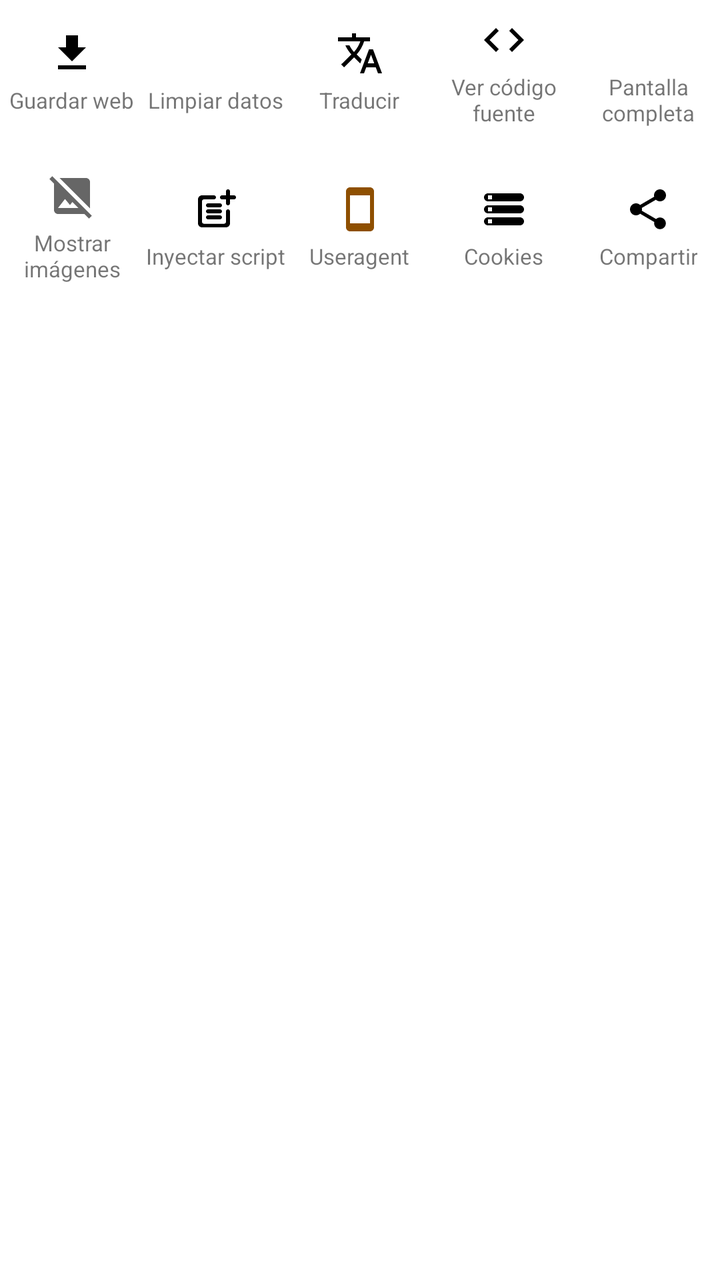
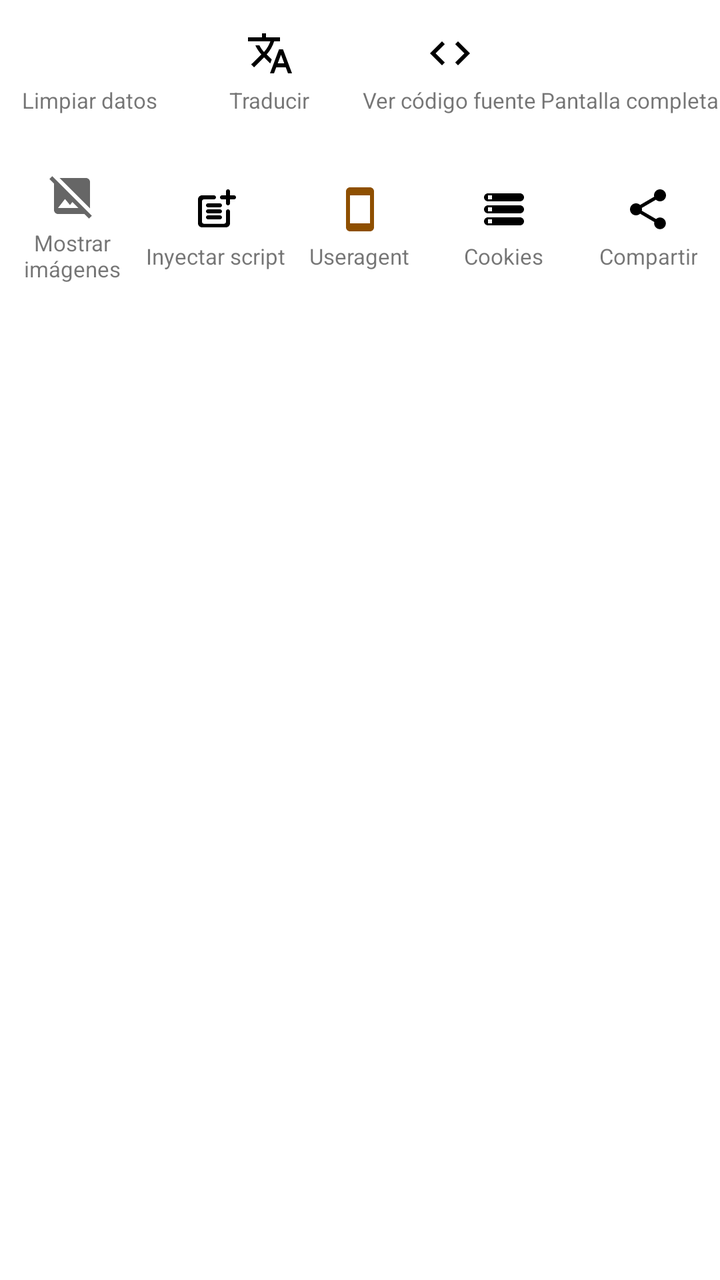

Screens rendered from an Android XML layout before and after an edit, with the pre-edit source and the edit as a unified diff.
<!-- AndroidManifest.xml: fallback theme Theme.MaterialComponents.DayNight.NoActionBar -->
<!-- res/layout/view_via_menu_page2.xml -->
<?xml version="1.0" encoding="utf-8"?>
<LinearLayout xmlns:android="http://schemas.android.com/apk/res/android"
    android:layout_width="match_parent"
    android:layout_height="match_parent"
    android:orientation="vertical">

    
    <LinearLayout
        android:layout_width="match_parent"
        android:layout_height="72dp"
        android:orientation="horizontal"
        android:baselineAligned="false"
        android:weightSum="5">
        <LinearLayout
            android:id="@+id/btn_via_save"
            android:layout_width="0dp"
            android:layout_height="match_parent"
            android:layout_weight="1"
            android:orientation="vertical"
            android:gravity="center"
            android:background="?attr/selectableItemBackgroundBorderless"
            android:clickable="true"
            android:focusable="true">
            <androidx.appcompat.widget.AppCompatImageView
                android:id="@+id/icon_via_save"
                android:layout_width="24dp"
                android:layout_height="24dp"
                android:src="@drawable/ic_file_download_black" />
            <TextView
                android:id="@+id/text_via_save"
                android:layout_width="wrap_content"
                android:layout_height="wrap_content"
                android:layout_marginTop="4dp"
                android:text="Guardar web"
                android:textSize="11sp"
                android:gravity="center"
                android:maxLines="2"
                android:ellipsize="end" />
        </LinearLayout>
        <LinearLayout
            android:id="@+id/btn_via_clear_data"
            android:layout_width="0dp"
            android:layout_height="match_parent"
            android:layout_weight="1"
            android:orientation="vertical"
            android:gravity="center"
            android:background="?attr/selectableItemBackgroundBorderless"
            android:clickable="true"
            android:focusable="true">
            <androidx.appcompat.widget.AppCompatImageView
                android:id="@+id/icon_via_clear_data"
                android:layout_width="24dp"
                android:layout_height="24dp"
                android:src="@drawable/ic_action_delete" />
            <TextView
                android:id="@+id/text_via_clear_data"
                android:layout_width="wrap_content"
                android:layout_height="wrap_content"
                android:layout_marginTop="4dp"
                android:text="Limpiar datos"
                android:textSize="11sp"
                android:gravity="center"
                android:maxLines="2"
                android:ellipsize="end" />
        </LinearLayout>
        <LinearLayout
            android:id="@+id/btn_via_translate"
            android:layout_width="0dp"
            android:layout_height="match_parent"
            android:layout_weight="1"
            android:orientation="vertical"
            android:gravity="center"
            android:background="?attr/selectableItemBackgroundBorderless"
            android:clickable="true"
            android:focusable="true">
            <androidx.appcompat.widget.AppCompatImageView
                android:id="@+id/icon_via_translate"
                android:layout_width="24dp"
                android:layout_height="24dp"
                android:src="@drawable/translate" />
            <TextView
                android:id="@+id/text_via_translate"
                android:layout_width="wrap_content"
                android:layout_height="wrap_content"
                android:layout_marginTop="4dp"
                android:text="Traducir"
                android:textSize="11sp"
                android:gravity="center"
                android:maxLines="2"
                android:ellipsize="end" />
        </LinearLayout>
        <LinearLayout
            android:id="@+id/btn_via_view_source"
            android:layout_width="0dp"
            android:layout_height="match_parent"
            android:layout_weight="1"
            android:orientation="vertical"
            android:gravity="center"
            android:background="?attr/selectableItemBackgroundBorderless"
            android:clickable="true"
            android:focusable="true">
            <androidx.appcompat.widget.AppCompatImageView
                android:id="@+id/icon_via_view_source"
                android:layout_width="24dp"
                android:layout_height="24dp"
                android:src="@drawable/ic_baseline_code" />
            <TextView
                android:id="@+id/text_via_view_source"
                android:layout_width="wrap_content"
                android:layout_height="wrap_content"
                android:layout_marginTop="4dp"
                android:text="Ver código fuente"
                android:textSize="11sp"
                android:gravity="center"
                android:maxLines="2"
                android:ellipsize="end" />
        </LinearLayout>
        <LinearLayout
            android:id="@+id/btn_via_fullscreen"
            android:layout_width="0dp"
            android:layout_height="match_parent"
            android:layout_weight="1"
            android:orientation="vertical"
            android:gravity="center"
            android:background="?attr/selectableItemBackgroundBorderless"
            android:clickable="true"
            android:focusable="true">
            <androidx.appcompat.widget.AppCompatImageView
                android:id="@+id/icon_via_fullscreen"
                android:layout_width="24dp"
                android:layout_height="24dp"
                android:src="@drawable/ic_via_fullscreen" />
            <TextView
                android:id="@+id/text_via_fullscreen"
                android:layout_width="wrap_content"
                android:layout_height="wrap_content"
                android:layout_marginTop="4dp"
                android:text="Pantalla completa"
                android:textSize="11sp"
                android:gravity="center"
                android:maxLines="2"
                android:ellipsize="end" />
        </LinearLayout>
    </LinearLayout>

    
    <LinearLayout
        android:layout_width="match_parent"
        android:layout_height="72dp"
        android:layout_marginTop="6dp"
        android:orientation="horizontal"
        android:baselineAligned="false"
        android:weightSum="5">
        <LinearLayout
            android:id="@+id/btn_via_images"
            android:layout_width="0dp"
            android:layout_height="match_parent"
            android:layout_weight="1"
            android:orientation="vertical"
            android:gravity="center"
            android:background="?attr/selectableItemBackgroundBorderless"
            android:clickable="true"
            android:focusable="true">
            <androidx.appcompat.widget.AppCompatImageView
                android:id="@+id/icon_via_images"
                android:layout_width="24dp"
                android:layout_height="24dp"
                android:src="@drawable/ic_action_block_images" />
            <TextView
                android:id="@+id/text_via_images"
                android:layout_width="wrap_content"
                android:layout_height="wrap_content"
                android:layout_marginTop="4dp"
                android:text="Mostrar imágenes"
                android:textSize="11sp"
                android:gravity="center"
                android:maxLines="2"
                android:ellipsize="end" />
        </LinearLayout>
        <LinearLayout
            android:id="@+id/btn_via_inspect"
            android:layout_width="0dp"
            android:layout_height="match_parent"
            android:layout_weight="1"
            android:orientation="vertical"
            android:gravity="center"
            android:background="?attr/selectableItemBackgroundBorderless"
            android:clickable="true"
            android:focusable="true">
            <androidx.appcompat.widget.AppCompatImageView
                android:id="@+id/icon_via_inspect"
                android:layout_width="24dp"
                android:layout_height="24dp"
                android:src="@drawable/ic_page_tools" />
            <TextView
                android:id="@+id/text_via_inspect"
                android:layout_width="wrap_content"
                android:layout_height="wrap_content"
                android:layout_marginTop="4dp"
                android:text="Inyectar script"
                android:textSize="11sp"
                android:gravity="center"
                android:maxLines="2"
                android:ellipsize="end" />
        </LinearLayout>
        <LinearLayout
            android:id="@+id/btn_via_user_agent"
            android:layout_width="0dp"
            android:layout_height="match_parent"
            android:layout_weight="1"
            android:orientation="vertical"
            android:gravity="center"
            android:background="?attr/selectableItemBackgroundBorderless"
            android:clickable="true"
            android:focusable="true">
            <androidx.appcompat.widget.AppCompatImageView
                android:id="@+id/icon_via_user_agent"
                android:layout_width="24dp"
                android:layout_height="24dp"
                android:src="@drawable/ic_round_smartphone" />
            <TextView
                android:id="@+id/text_via_user_agent"
                android:layout_width="wrap_content"
                android:layout_height="wrap_content"
                android:layout_marginTop="4dp"
                android:text="Useragent"
                android:textSize="11sp"
                android:gravity="center"
                android:maxLines="2"
                android:ellipsize="end" />
        </LinearLayout>
        <LinearLayout
            android:id="@+id/btn_via_cookies"
            android:layout_width="0dp"
            android:layout_height="match_parent"
            android:layout_weight="1"
            android:orientation="vertical"
            android:gravity="center"
            android:background="?attr/selectableItemBackgroundBorderless"
            android:clickable="true"
            android:focusable="true">
            <androidx.appcompat.widget.AppCompatImageView
                android:id="@+id/icon_via_cookies"
                android:layout_width="24dp"
                android:layout_height="24dp"
                android:src="@drawable/ic_round_storage" />
            <TextView
                android:id="@+id/text_via_cookies"
                android:layout_width="wrap_content"
                android:layout_height="wrap_content"
                android:layout_marginTop="4dp"
                android:text="Cookies"
                android:textSize="11sp"
                android:gravity="center"
                android:maxLines="2"
                android:ellipsize="end" />
        </LinearLayout>
        <LinearLayout
            android:id="@+id/btn_via_share"
            android:layout_width="0dp"
            android:layout_height="match_parent"
            android:layout_weight="1"
            android:orientation="vertical"
            android:gravity="center"
            android:background="?attr/selectableItemBackgroundBorderless"
            android:clickable="true"
            android:focusable="true">
            <androidx.appcompat.widget.AppCompatImageView
                android:id="@+id/icon_via_share"
                android:layout_width="24dp"
                android:layout_height="24dp"
                android:src="@drawable/ic_share_black" />
            <TextView
                android:id="@+id/text_via_share"
                android:layout_width="wrap_content"
                android:layout_height="wrap_content"
                android:layout_marginTop="4dp"
                android:text="Compartir"
                android:textSize="11sp"
                android:gravity="center"
                android:maxLines="2"
                android:ellipsize="end" />
        </LinearLayout>
    </LinearLayout>

</LinearLayout>
<!-- resources referenced by this layout -->
<resources>
  <!-- drawable ic_action_block_images (drawable) -->
  <vector xmlns:android="http://schemas.android.com/apk/res/android"
      android:width="24dp"
      android:height="24dp"
      android:viewportWidth="24"
      android:viewportHeight="24"
      android:tint="?attr/colorControlNormal">
    <path
        android:fillColor="@android:color/white"
        android:pathData="M21.9,21.9l-8.49,-8.49l0,0L3.59,3.59l0,0L2.1,2.1L0.69,3.51L3,5.83V19c0,1.1 0.9,2 2,2h13.17l2.31,2.31L21.9,21.9zM5,18l3.5,-4.5l2.5,3.01L12.17,15l3,3H5zM21,18.17L5.83,3H19c1.1,0 2,0.9 2,2V18.17z"/>
  </vector>
  <!-- drawable ic_action_delete (drawable) -->
  <vector xmlns:android="http://schemas.android.com/apk/res/android"
      android:width="24dp"
      android:height="24dp"
      android:tint="?attr/iconColor"
      android:viewportWidth="24"
      android:viewportHeight="24">
      
      <path
          android:strokeWidth="1.8"
          android:strokeColor="#FFFFFF"
          android:strokeLineCap="round"
          android:pathData="M6.5,6.5 L17.5,17.5 M6.5,17.5 L17.5,6.5" />
  </vector>
  <!-- drawable ic_baseline_code (drawable) -->
  <vector xmlns:android="http://schemas.android.com/apk/res/android"
      android:width="24dp"
      android:height="24dp"
      android:viewportWidth="24"
      android:viewportHeight="24"
      android:tint="?attr/iconColor">
    <path
        android:fillColor="@android:color/black"
        android:pathData="M9.4,16.6L4.8,12l4.6,-4.6L8,6l-6,6 6,6 1.4,-1.4zM14.6,16.6l4.6,-4.6 -4.6,-4.6L16,6l6,6 -6,6 -1.4,-1.4z"/>
  </vector>
  <!-- drawable ic_file_download_black (drawable) -->
  <vector xmlns:android="http://schemas.android.com/apk/res/android"
          android:width="24dp"
          android:height="24dp"
          android:viewportWidth="24.0"
          android:viewportHeight="24.0"
      android:tint="?attr/iconColorState">
      <path
          android:fillColor="#FF000000"
          android:pathData="M19,9h-4V3H9v6H5l7,7 7,-7zM5,18v2h14v-2H5z"/>
  </vector>
  <!-- drawable ic_round_smartphone (drawable-xxhdpi) -->
  <vector xmlns:android="http://schemas.android.com/apk/res/android"
      android:width="24dp"
      android:height="24dp"
      android:viewportWidth="24"
      android:viewportHeight="24">
    <path
        android:fillColor="#8E4F00"
        android:pathData="M17,1.01L7,1c-1.1,0 -2,0.9 -2,2v18c0,1.1 0.9,2 2,2h10c1.1,0 2,-0.9 2,-2V3c0,-1.1 -0.9,-1.99 -2,-1.99zM17,19H7V5h10v14z"/>
  </vector>
  <!-- drawable ic_round_storage (drawable) -->
  <vector xmlns:android="http://schemas.android.com/apk/res/android"
      android:width="24dp"
      android:height="24dp"
      android:viewportWidth="24"
      android:viewportHeight="24"
      android:tint="?attr/iconColor">
    <path
        android:fillColor="@android:color/black"
        android:pathData="M4,20h16c1.1,0 2,-0.9 2,-2s-0.9,-2 -2,-2L4,16c-1.1,0 -2,0.9 -2,2s0.9,2 2,2zM4,17h2v2L4,19v-2zM2,6c0,1.1 0.9,2 2,2h16c1.1,0 2,-0.9 2,-2s-0.9,-2 -2,-2L4,4c-1.1,0 -2,0.9 -2,2zM6,7L4,7L4,5h2v2zM4,14h16c1.1,0 2,-0.9 2,-2s-0.9,-2 -2,-2L4,10c-1.1,0 -2,0.9 -2,2s0.9,2 2,2zM4,11h2v2L4,13v-2z"/>
  </vector>
  <!-- drawable ic_via_fullscreen (drawable) -->
  <?xml version="1.0" encoding="utf-8"?>
  <vector xmlns:android="http://schemas.android.com/apk/res/android"
      android:width="24dp"
      android:height="24dp"
      android:viewportWidth="24"
      android:viewportHeight="24">
      <path
          android:fillColor="#FFFFFF"
          android:pathData="M7,14H5v5h5v-2H7V14z M5,10h2V7h3V5H5V10z M17,17h-3v2h5v-5h-2V17z M14,5v2h3v3h2V5H14z"/>
  </vector>
  <!-- unchanged entries left out for length: 3 -->
</resources>

<!-- the commit's change to res/layout/view_via_menu_page2.xml (unified diff, before → after) -->
@@ -10,33 +10,7 @@
         android:layout_height="72dp"
         android:orientation="horizontal"
         android:baselineAligned="false"
-        android:weightSum="5">
-        <LinearLayout
-            android:id="@+id/btn_via_save"
-            android:layout_width="0dp"
-            android:layout_height="match_parent"
-            android:layout_weight="1"
-            android:orientation="vertical"
-            android:gravity="center"
-            android:background="?attr/selectableItemBackgroundBorderless"
-            android:clickable="true"
-            android:focusable="true">
-            <androidx.appcompat.widget.AppCompatImageView
-                android:id="@+id/icon_via_save"
-                android:layout_width="24dp"
-                android:layout_height="24dp"
-                android:src="@drawable/ic_file_download_black" />
-            <TextView
-                android:id="@+id/text_via_save"
-                android:layout_width="wrap_content"
-                android:layout_height="wrap_content"
-                android:layout_marginTop="4dp"
-                android:text="Guardar web"
-                android:textSize="11sp"
-                android:gravity="center"
-                android:maxLines="2"
-                android:ellipsize="end" />
-        </LinearLayout>
+        android:weightSum="4">
         <LinearLayout
             android:id="@+id/btn_via_clear_data"
             android:layout_width="0dp"
<!-- resource entries referenced after the edit -->
@@ -36,17 +36,6 @@
         android:fillColor="@android:color/black"
         android:pathData="M9.4,16.6L4.8,12l4.6,-4.6L8,6l-6,6 6,6 1.4,-1.4zM14.6,16.6l4.6,-4.6 -4.6,-4.6L16,6l6,6 -6,6 -1.4,-1.4z"/>
   </vector>
-  <!-- drawable ic_file_download_black (drawable) -->
-  <vector xmlns:android="http://schemas.android.com/apk/res/android"
-          android:width="24dp"
-          android:height="24dp"
-          android:viewportWidth="24.0"
-          android:viewportHeight="24.0"
-      android:tint="?attr/iconColorState">
-      <path
-          android:fillColor="#FF000000"
-          android:pathData="M19,9h-4V3H9v6H5l7,7 7,-7zM5,18v2h14v-2H5z"/>
-  </vector>
   <!-- drawable ic_round_smartphone (drawable-xxhdpi) -->
   <vector xmlns:android="http://schemas.android.com/apk/res/android"
       android:width="24dp"
